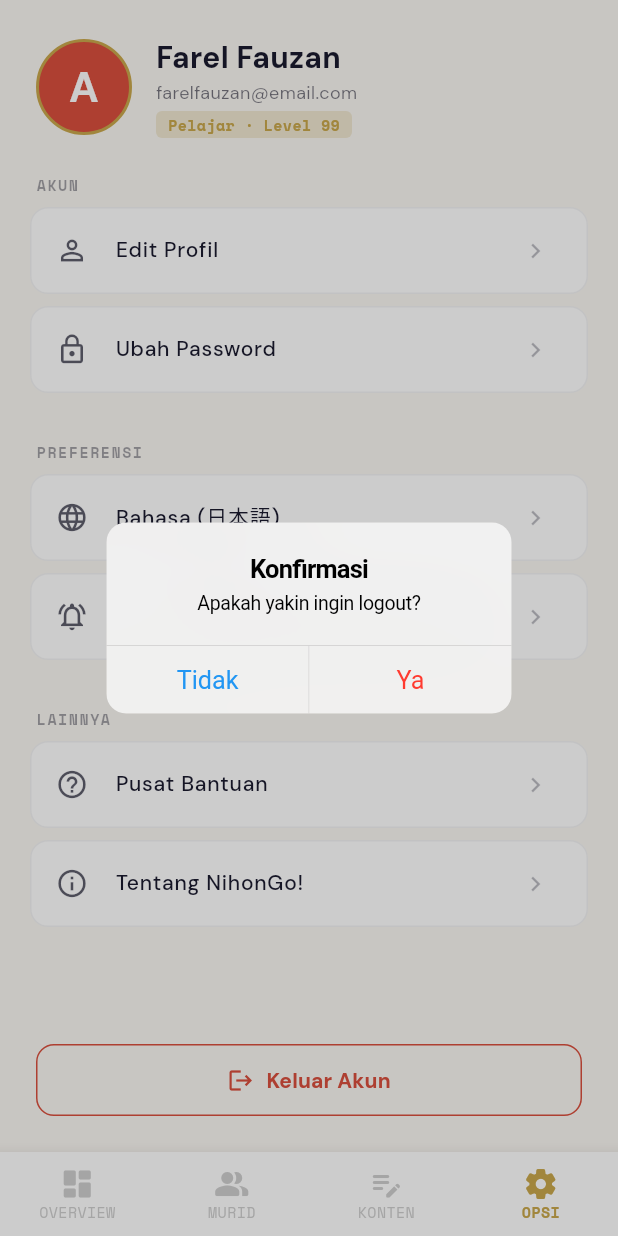
After one commit to arell74/tanoshii-app, a Flutter app: the SenseiNavigation screen opened directly, item 4 of the bottom bar chosen, after a tap on "Keluar Akun", on a phone screen of 412 x 824 dp. The commit adds this screen. Run offline on Flutter 3.47's test engine with Material 3 defaults, Android fonts, the phone set to English and light mode, and no system bars; our stand-ins replace google_fonts; network calls fail.

Commit message:
feat: add Profile page for all user

```diff
--- /dev/null
+++ b/lib/screens/sensei/home/home_screen.dart
@@ -0,0 +1,168 @@
+import 'package:flutter/material.dart';
+import 'package:google_fonts/google_fonts.dart';
+
+class SenseiHomeScreen extends StatelessWidget {
+  const SenseiHomeScreen({Key? key}) : super(key: key);
+
+  @override
+  Widget build(BuildContext context) {
+    const Color ink = Color(0xFF1A1A2E);
+    const Color vermillion = Color(0xFFD94F3D);
+    const Color gold = Color(0xFFC9A84C);
+    const Color sage = Color(0xFF4A7C6F);
+
+    return Scaffold(
+      backgroundColor: const Color(0xFFFAF7F2),
+      body: Column(
+        children: [
+          // ── HEADER SENSEI ──
+          Container(
+            padding: const EdgeInsets.fromLTRB(20, 60, 20, 24),
+            decoration: const BoxDecoration(
+              gradient: LinearGradient(
+                colors: [Color(0xFF2A1A3E), Color(0xFF1A1A2E)],
+                begin: Alignment.topLeft,
+                end: Alignment.bottomRight,
+              ),
+            ),
+            child: Column(
+              crossAxisAlignment: CrossAxisAlignment.start,
+              children: [
+                Row(
+                  mainAxisAlignment: MainAxisAlignment.spaceBetween,
+                  children: [
+                    Column(
+                      crossAxisAlignment: CrossAxisAlignment.start,
+                      children: [
+                        Text('Konnichiwa, Sensei! 👨‍🏫',
+                          style: GoogleFonts.dmSans(color: Colors.white, fontSize: 20, fontWeight: FontWeight.bold)),
+                        Text('MANAJEMEN KELAS — NIHONGO!',
+                          style: GoogleFonts.spaceMono(color: Colors.white54, fontSize: 10, letterSpacing: 1)),
+                      ],
+                    ),
+                    const CircleAvatar(backgroundImage: NetworkImage('https://ui-avatars.com/api/?name=Sensei+Farel&background=c9a84c&color=fff')),
+                  ],
+                ),
+                const SizedBox(height: 24),
+                // Ringkasan Kelas Row
+                Row(
+                  children: [
+                    _buildQuickStat('32', 'Total Murid', Colors.white),
+                    _buildDivider(),
+                    _buildQuickStat('86%', 'Akurasi Kelas', gold),
+                    _buildDivider(),
+                    _buildQuickStat('12', 'Butuh Bantuan', vermillion),
+                  ],
+                ),
+              ],
+            ),
+          ),
+
+          // ── DAFTAR MURID ──
+          Expanded(
+            child: ListView(
+              padding: const EdgeInsets.all(20),
+              children: [
+                _buildSectionHeader('Pemantauan Aktif', 'Real-time'),
+                _buildStudentTile('Andi Pratama', 'Level 3', '84%', '🔥 7 Hari', sage),
+                _buildStudentTile('Siti Aminah', 'Level 2', '92%', '🔥 14 Hari', gold),
+                _buildStudentTile('Budi Santoso', 'Level 1', '45%', '❄️ 2 Hari', vermillion),
+                _buildStudentTile('Dewi Lestari', 'Level 3', '88%', '🔥 5 Hari', sage),
+
+                const SizedBox(height: 24),
+                _buildSectionHeader('Konten Populer', 'Statistik Materi'),
+                _buildContentCard('Hiragana Baris あ', 'Paling banyak dipelajari', gold),
+                _buildContentCard('Kanji N5: Kata Kerja', 'Tingkat kesulitan tinggi', vermillion),
+              ],
+            ),
+          ),
+        ],
+      ),
+    );
+  }
+
+  Widget _buildQuickStat(String value, String label, Color color) {
+    return Expanded(
+      child: Column(
+        children: [
+          Text(value, style: GoogleFonts.spaceMono(color: color, fontSize: 18, fontWeight: FontWeight.bold)),
+          Text(label, style: GoogleFonts.dmSans(color: Colors.white54, fontSize: 10)),
+        ],
+      ),
+    );
+  }
+
+  Widget _buildDivider() => Container(height: 20, width: 1, color: Colors.white10);
+
+  Widget _buildSectionHeader(String title, String sub) {
+    return Padding(
+      padding: const EdgeInsets.only(bottom: 12.0),
+      child: Row(
+        mainAxisAlignment: MainAxisAlignment.spaceBetween,
+        children: [
+          Text(title, style: GoogleFonts.dmSans(fontSize: 16, fontWeight: FontWeight.bold, color: const Color(0xFF1A1A2E))),
+          Text(sub, style: GoogleFonts.spaceMono(fontSize: 10, color: Colors.black26)),
+        ],
+      ),
+    );
+  }
+
+  Widget _buildStudentTile(String name, String level, String acc, String streak, Color statusColor) {
+    return Container(
+      margin: const EdgeInsets.only(bottom: 10),
+      padding: const EdgeInsets.all(12),
+      decoration: BoxDecoration(
+        color: Colors.white,
+        borderRadius: BorderRadius.circular(12),
+        boxShadow: [BoxShadow(color: Colors.black.withOpacity(0.03), blurRadius: 4, offset: const Offset(0, 2))],
+      ),
+      child: Row(
+        children: [
+          Container(width: 4, height: 30, decoration: BoxDecoration(color: statusColor, borderRadius: BorderRadius.circular(2))),
+          const SizedBox(width: 12),
+          Expanded(
+            child: Column(
+              crossAxisAlignment: CrossAxisAlignment.start,
+              children: [
+                Text(name, style: GoogleFonts.dmSans(fontWeight: FontWeight.bold, fontSize: 14)),
+                Text(level, style: GoogleFonts.spaceMono(fontSize: 10, color: Colors.black45)),
+              ],
+            ),
+          ),
+          Column(
+            crossAxisAlignment: CrossAxisAlignment.end,
+            children: [
+              Text(acc, style: GoogleFonts.spaceMono(fontWeight: FontWeight.bold, color: statusColor)),
+              Text(streak, style: GoogleFonts.dmSans(fontSize: 10, color: Colors.black38)),
+            ],
+          ),
+        ],
+      ),
+    );
+  }
+
+  Widget _buildContentCard(String title, String desc, Color color) {
+    return Container(
+      margin: const EdgeInsets.only(bottom: 10),
+      padding: const EdgeInsets.all(16),
+      decoration: BoxDecoration(
+        color: color.withOpacity(0.1),
+        borderRadius: BorderRadius.circular(12),
+        border: Border.all(color: color.withOpacity(0.2)),
+      ),
+      child: Row(
+        children: [
+          Icon(Icons.auto_stories, color: color, size: 20),
+          const SizedBox(width: 12),
+          Column(
+            crossAxisAlignment: CrossAxisAlignment.start,
+            children: [
+              Text(title, style: GoogleFonts.dmSans(fontWeight: FontWeight.bold, color: const Color(0xFF1A1A2E))),
+              Text(desc, style: GoogleFonts.dmSans(fontSize: 11, color: Colors.black54)),
+            ],
+          ),
+        ],
+      ),
+    );
+  }
+}
--- /dev/null
+++ b/lib/screens/sensei/main_navigation.dart
@@ -0,0 +1,44 @@
+import 'package:flutter/material.dart';
+import 'package:google_fonts/google_fonts.dart';
+import 'package:tanoshii_app/screens/sensei/profile/profile_screen.dart';
+import './home/home_screen.dart';
+
+class SenseiNavigation extends StatefulWidget {
+  const SenseiNavigation({Key? key}) : super(key: key);
+
+  @override
+  State<SenseiNavigation> createState() => _SenseiNavigationState();
+}
+
+class _SenseiNavigationState extends State<SenseiNavigation> {
+  int _selectedIndex = 0;
+
+  final List<Widget> _pages = [
+    const SenseiHomeScreen(),
+    const Center(child: Text('Daftar Murid Lengkap')),
+    const Center(child: Text('Manajemen Kurikulum')),
+    const ProfileScreen(),
+  ];
+
+  @override
+  Widget build(BuildContext context) {
+    return Scaffold(
+      body: _pages[_selectedIndex],
+      bottomNavigationBar: BottomNavigationBar(
+        currentIndex: _selectedIndex,
+        onTap: (index) => setState(() => _selectedIndex = index),
+        type: BottomNavigationBarType.fixed,
+        selectedItemColor: const Color(0xFFC9A84C), // Gold untuk Sensei
+        unselectedItemColor: Colors.grey.withOpacity(0.5),
+        selectedLabelStyle: GoogleFonts.spaceMono(fontSize: 10, fontWeight: FontWeight.bold),
+        unselectedLabelStyle: GoogleFonts.spaceMono(fontSize: 10),
+        items: const [
+          BottomNavigationBarItem(icon: Icon(Icons.dashboard_rounded), label: 'OVERVIEW'),
+          BottomNavigationBarItem(icon: Icon(Icons.people_alt_rounded), label: 'MURID'),
+          BottomNavigationBarItem(icon: Icon(Icons.edit_note_rounded), label: 'KONTEN'),
+          BottomNavigationBarItem(icon: Icon(Icons.settings_rounded), label: 'OPSI'),
+        ],
+      ),
+    );
+  }
+}
--- /dev/null
+++ b/lib/screens/sensei/profile/profile_screen.dart
@@ -0,0 +1,159 @@
+import 'package:flutter/cupertino.dart';
+import 'package:flutter/material.dart';
+import 'package:google_fonts/google_fonts.dart';
+import '../../auth/login_screen.dart';
+
+class ProfileScreen extends StatelessWidget {
+  const ProfileScreen({Key? key}) : super(key: key);
+
+  @override
+  Widget build(BuildContext context) {
+    const Color ink = Color(0xFF1A1A2E);
+    const Color paper = Color(0xFFFAF7F2);
+    const Color vermillion = Color(0xFFD94F3D);
+    const Color gold = Color(0xFFC9A84C);
+
+    return Scaffold(
+      backgroundColor: paper,
+      body: SafeArea(
+        child: Column(
+          children: [
+            // ── HEADER PROFIL ──
+            Padding(
+              padding: const EdgeInsets.all(24.0),
+              child: Row(
+                children: [
+                  Container(
+                    width: 64,
+                    height: 64,
+                    decoration: BoxDecoration(
+                      color: vermillion,
+                      shape: BoxShape.circle,
+                      border: Border.all(color: gold, width: 2),
+                    ),
+                    alignment: Alignment.center,
+                    child: Text('A', style: GoogleFonts.dmSans(color: Colors.white, fontSize: 28, fontWeight: FontWeight.bold)),
+                  ),
+                  const SizedBox(width: 16),
+                  Expanded(
+                    child: Column(
+                      crossAxisAlignment: CrossAxisAlignment.start,
+                      children: [
+                        Text('Farel Fauzan', style: GoogleFonts.dmSans(fontSize: 20, fontWeight: FontWeight.bold, color: ink)),
+                        Text('farelfauzan@email.com', style: GoogleFonts.dmSans(fontSize: 12, color: ink.withOpacity(0.6))),
+                        const SizedBox(height: 4),
+                        Container(
+                          padding: const EdgeInsets.symmetric(horizontal: 8, vertical: 2),
+                          decoration: BoxDecoration(color: gold.withOpacity(0.2), borderRadius: BorderRadius.circular(4)),
+                          child: Text('Pelajar · Level 99', style: GoogleFonts.spaceMono(fontSize: 10, color: gold, fontWeight: FontWeight.bold)),
+                        )
+                      ],
+                    ),
+                  ),
+                ],
+              ),
+            ),
+
+            // ── MENU PENGATURAN ──
+            Expanded(
+              child: ListView(
+                padding: const EdgeInsets.symmetric(horizontal: 20),
+                children: [
+                  _buildSectionTitle('Akun'),
+                  _buildListTile(Icons.person_outline, 'Edit Profil', ink),
+                  _buildListTile(Icons.lock_outline, 'Ubah Password', ink),
+
+                  const SizedBox(height: 24),
+                  _buildSectionTitle('Preferensi'),
+                  _buildListTile(Icons.language, 'Bahasa (日本語)', ink),
+                  _buildListTile(Icons.notifications_active_outlined, 'Posisi Notifikasi (Acak Kanan & Kiri)', ink),
+
+                  const SizedBox(height: 24),
+                  _buildSectionTitle('Lainnya'),
+                  _buildListTile(Icons.help_outline, 'Pusat Bantuan', ink),
+                  _buildListTile(Icons.info_outline, 'Tentang NihonGo!', ink),
+                ],
+              ),
+            ),
+
+            // ── TOMBOL LOGOUT ──
+            Padding(
+              padding: const EdgeInsets.all(24.0),
+              child: SizedBox(
+                width: double.infinity,
+                child: OutlinedButton.icon(
+                  onPressed: () {
+                    showCupertinoDialog(
+                      context: context,
+                      builder: (context) => CupertinoAlertDialog(
+                        title: Text('Konfirmasi'),
+                        content: Text('Apakah yakin ingin logout?'),
+                        actions: [
+                          CupertinoDialogAction(
+                            child: Text('Tidak', style: TextStyle(color: Colors.blue),),
+                            onPressed: () {
+                              Navigator.of(context).pop(); // tutup dialog
+                            },
+                          ),
+                          CupertinoDialogAction(
+                            isDestructiveAction: true,
+                            child: Text('Ya'),
+                            onPressed: () {
+                              Navigator.of(context).pop(); // tutup dialog dulu
+
+                              // lanjut logout
+                              Navigator.of(context).pushAndRemoveUntil(
+                                MaterialPageRoute(
+                                  builder: (context) => const LoginScreen(),
+                                ),
+                                (Route<dynamic> route) => false,
+                              );
+                            },
+                          ),
+                        ],
+                      ),
+                    );
+                  },
+                  icon: const Icon(Icons.logout, color: vermillion),
+                  label: Text('Keluar Akun', style: GoogleFonts.dmSans(color: vermillion, fontWeight: FontWeight.bold)),
+                  style: OutlinedButton.styleFrom(
+                    padding: const EdgeInsets.symmetric(vertical: 14),
+                    side: const BorderSide(color: vermillion),
+                    shape: RoundedRectangleBorder(borderRadius: BorderRadius.circular(12)),
+                  ),
+                ),
+              ),
+            ),
+          ],
+        ),
+      ),
+    );
+  }
+
+  Widget _buildSectionTitle(String title) {
+    return Padding(
+      padding: const EdgeInsets.only(bottom: 8, left: 4),
+      child: Text(
+        title.toUpperCase(),
+        style: GoogleFonts.spaceMono(fontSize: 10, fontWeight: FontWeight.bold, color: const Color(0xFF1A1A2E).withOpacity(0.4), letterSpacing: 1),
+      ),
+    );
+  }
+
+  Widget _buildListTile(IconData icon, String title, Color ink) {
+    return Container(
+      margin: const EdgeInsets.only(bottom: 8),
+      decoration: BoxDecoration(
+        color: Colors.white,
+        borderRadius: BorderRadius.circular(12),
+        border: Border.all(color: ink.withOpacity(0.05)),
+      ),
+      child: ListTile(
+        leading: Icon(icon, color: ink.withOpacity(0.7), size: 22),
+        title: Text(title, style: GoogleFonts.dmSans(fontSize: 14, color: ink, fontWeight: FontWeight.w500)),
+        trailing: Icon(Icons.chevron_right, color: ink.withOpacity(0.3), size: 20),
+        onTap: () {}, // Tambahkan navigasi ke masing-masing halaman pengaturan di sini
+      ),
+    );
+  }
+}
--- a/lib/screens/splash_screen.dart
+++ b/lib/screens/splash_screen.dart
@@ -1,7 +1,7 @@
 import 'package:flutter/material.dart';
 import 'package:google_fonts/google_fonts.dart';
 import 'package:tanoshii_app/screens/auth/login_screen.dart';
-import '/screens/main_navigation.dart';
+import 'siswa/main_navigation.dart';
 import '../theme/app_theme.dart';
 
 class SplashScreen extends StatelessWidget {
```
Also changed, not shown: lib/screens/auth/login_screen.dart (+11 -6 lines), lib/screens/siswa/home/home_screen.dart (+15 -3 lines), lib/screens/siswa/main_navigation.dart (renamed from lib/screens/main_navigation.dart, +4 -4 lines), lib/screens/siswa/profile/profile_screen.dart (added, +159 -0 lines).
